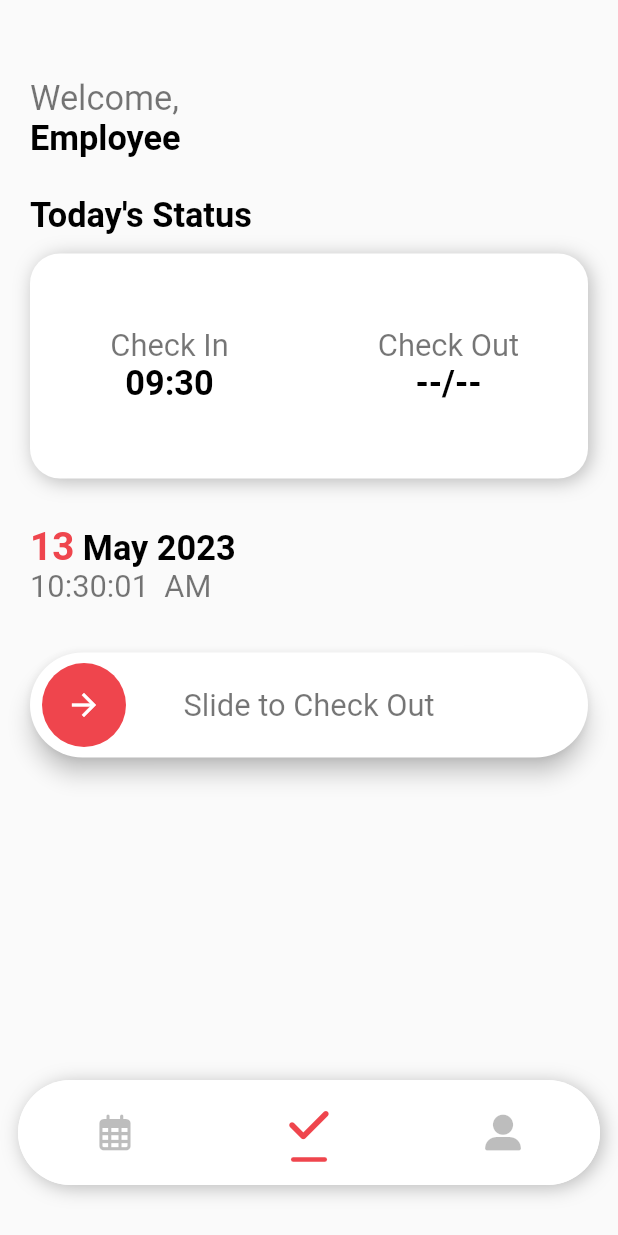
After one commit to hamzach330/Employee_Attendence_App, a Flutter app: the HomeScreen screen opened directly, on a phone screen of 412 x 824 dp. The commit adds this screen. Run offline on Flutter 3.47's test engine with Material 2 defaults, Android fonts, the phone set to English and light mode, and no system bars; drawn by our look-alikes of slide_to_act; our stand-ins replace cloud_firestore, firebase_core, flutter_keyboard_visibility, fluttertoast, font_awesome_flutter, shared_preferences; accounts and stored records are empty.

Commit message:
added bottom navigation on home screen, added three tabs in the home screen, added the functionality of chechin checkout in the todays status screen

```diff
--- /dev/null
+++ b/lib/calenderscreen.dart
@@ -0,0 +1,19 @@
+import 'package:flutter/material.dart';
+
+class CalenderScreen extends StatefulWidget {
+  const CalenderScreen({Key? key}) : super(key: key);
+
+  @override
+  State<CalenderScreen> createState() => _CalenderScreenState();
+}
+
+class _CalenderScreenState extends State<CalenderScreen> {
+  @override
+  Widget build(BuildContext context) {
+    return const Scaffold(
+      body: Center(
+        child: Text("Calenders Screen"),
+      ),
+    );
+  }
+}
--- a/lib/homescreen.dart
+++ b/lib/homescreen.dart
@@ -0,0 +1,111 @@
+import 'package:employee_attendance_app/calenderscreen.dart';
+import 'package:employee_attendance_app/profilescreen.dart';
+import 'package:employee_attendance_app/todayscreen.dart';
+import 'package:flutter/material.dart';
+import 'package:flutter_keyboard_visibility/flutter_keyboard_visibility.dart';
+import 'package:font_awesome_flutter/font_awesome_flutter.dart';
+import 'package:shared_preferences/shared_preferences.dart';
+
+class HomeScreen extends StatefulWidget {
+  const HomeScreen({Key? key}) : super(key: key);
+
+  @override
+  State<HomeScreen> createState() => _HomeScreenState();
+}
+
+class _HomeScreenState extends State<HomeScreen> {
+  double screenHeight = 0;
+  double screenWidth = 0;
+  Color primary = const Color(0xffeef444c);
+
+  List<IconData> navigationIcons = [
+    FontAwesomeIcons.calendarDays,
+    FontAwesomeIcons.check,
+    FontAwesomeIcons.userAlt
+  ];
+
+  int currentIndex = 1;
+
+  @override
+  Widget build(BuildContext context) {
+    bool isKeyboardVisible =
+        KeyboardVisibilityProvider.isKeyboardVisible(context);
+    screenWidth = MediaQuery.of(context).size.width;
+    screenHeight = MediaQuery.of(context).size.height;
+
+    return Scaffold(
+      //extendBody: true,
+      //backgroundColor: Colors.amber,
+      body: IndexedStack(
+        index: currentIndex,
+        children: const [
+          CalenderScreen(),
+          TodayScreen(),
+          ProfileScreen()
+        ],
+      ),
+
+      bottomNavigationBar: Container(
+        height: 70,
+        margin: const EdgeInsets.only(left: 12, right: 12, bottom: 34),
+        decoration: const BoxDecoration(
+            color: Colors.white,
+            borderRadius: BorderRadius.all(Radius.circular(40)),
+            boxShadow: [
+              BoxShadow(
+                color: Colors.black26,
+                blurRadius: 10,
+                offset: Offset(2, 2),
+              )
+            ]),
+        child: ClipRRect(
+          borderRadius: const BorderRadius.all(Radius.circular(40)),
+          child: Row(
+            crossAxisAlignment: CrossAxisAlignment.center,
+            mainAxisAlignment: MainAxisAlignment.center,
+            children: [
+              for (int i = 0; i < navigationIcons.length; i++) ...<Expanded>{
+                Expanded(
+                  child: GestureDetector(
+                    onTap: () {
+                      setState(() {
+                        currentIndex = i;
+                      });
+                    },
+                    child: Container(
+                      height: screenHeight,
+                      width: screenWidth,
+                      color: Colors.white,
+                      child: Center(
+                        child: Column(
+                          mainAxisAlignment: MainAxisAlignment.center,
+                          children: [
+                            Icon(
+                              navigationIcons[i],
+                              color: i == currentIndex ? primary : Colors.black26,
+                              size: i == currentIndex ? 30 : 24,
+                            ),
+                            i == currentIndex ? Container(
+                              margin: const EdgeInsets.only(top: 6),
+                              height: 3,
+                              width: 24,
+                              decoration:  BoxDecoration(
+                                borderRadius: const BorderRadius.all(Radius.circular(40)),
+                                color: primary,
+
+                            ),
+                            ) : const SizedBox()
+                          ],
+                        ),
+                      ),
+                    ),
+                  ),
+                )
+              }
+            ],
+          ),
+        ),
+      ),
+    );
+  }
+}
--- a/lib/loginscreen.dart
+++ b/lib/loginscreen.dart
@@ -1,10 +1,12 @@
 import 'dart:developer';
 
 import 'package:cloud_firestore/cloud_firestore.dart';
+import 'package:employee_attendance_app/homescreen.dart';
 import 'package:flutter/material.dart';
 import 'package:flutter_keyboard_visibility/flutter_keyboard_visibility.dart';
 import 'package:flutter/foundation.dart';
 import 'package:fluttertoast/fluttertoast.dart';
+import 'package:shared_preferences/shared_preferences.dart';
 
 class LoginScreen extends StatefulWidget {
   const LoginScreen({Key? key}) : super(key: key);
@@ -28,6 +30,8 @@ class _LoginScreenState extends State<LoginScreen> {
 
     screenWidth = MediaQuery.of(context).size.width;
     screenHeight = MediaQuery.of(context).size.height;
+
+    late SharedPreferences sharedPreferences;
 
     return Scaffold(
       resizeToAvoidBottomInset: false,
@@ -82,14 +86,6 @@ class _LoginScreenState extends State<LoginScreen> {
                         content: Text("Please Enter Employee ID"),
                       ));
 
-                      /*Fluttertoast.showToast(
-                          msg: "This is a Toast message",
-                          toastLength: Toast.LENGTH_SHORT,
-                          gravity: ToastGravity.BOTTOM,
-                          timeInSecForIosWeb: 2,
-                          textColor: Colors.white,
-                          fontSize: 16.0);*/
-
 
                     } else if (password.isEmpty) {
                       ScaffoldMessenger.of(context).showSnackBar(const SnackBar(
@@ -102,9 +98,17 @@ class _LoginScreenState extends State<LoginScreen> {
                           .where('empId', isEqualTo: id)
                           .get();
 
+
                       try {
                         if (password == snap.docs[0]['password']) {
-                          print("Continue");
+
+                          /// saving the loggedIn User in the shared preferences for future usage
+                          sharedPreferences = await SharedPreferences.getInstance();
+                          sharedPreferences.setString("employeeId", id).then((_) {
+                            Navigator.pushReplacement(context, MaterialPageRoute(builder: (context) => HomeScreen() ));
+                          });
+                          //sharedPreferences.setString("password", password);
+
                         } else {
                           ScaffoldMessenger.of(context).showSnackBar(const SnackBar(
                             content: Text("Password is Incorrect"),
@@ -216,3 +220,15 @@ class _LoginScreenState extends State<LoginScreen> {
     );
   }
 }
+
+
+
+///
+
+                          /*Fluttertoast.showToast(
+                          msg: "This is a Toast message",
+                          toastLength: Toast.LENGTH_SHORT,
+                          gravity: ToastGravity.BOTTOM,
+                          timeInSecForIosWeb: 2,
+                          textColor: Colors.white,
+                          fontSize: 16.0);*/
--- a/lib/main.dart
+++ b/lib/main.dart
@@ -1,7 +1,11 @@
+import 'package:employee_attendance_app/homescreen.dart';
 import 'package:employee_attendance_app/loginscreen.dart';
 import 'package:firebase_core/firebase_core.dart';
 import 'package:flutter/material.dart';
 import 'package:flutter_keyboard_visibility/flutter_keyboard_visibility.dart';
+import 'package:shared_preferences/shared_preferences.dart';
+
+import 'model/user.dart';
 
 Future<void> main() async {
   WidgetsFlutterBinding.ensureInitialized();
@@ -22,7 +26,48 @@ class MyApp extends StatelessWidget {
       theme: ThemeData(
         primarySwatch: Colors.blue,
       ),
-      home: const KeyboardVisibilityProvider(child: LoginScreen()),
+      home: const KeyboardVisibilityProvider(
+          child: AuthCheck()
+      ),
     );
   }
 }
+
+class AuthCheck extends StatefulWidget {
+  const AuthCheck({Key? key}) : super(key: key);
+
+  @override
+  State<AuthCheck> createState() => _AuthCheckState();
+}
+
+class _AuthCheckState extends State<AuthCheck> {
+  bool userAvailable = false;
+  late SharedPreferences sharedPreferences;
+
+  @override
+  void initState() {
+    super.initState();
+    _getCurrentUser();
+  }
+
+  void _getCurrentUser() async {
+    sharedPreferences = await SharedPreferences.getInstance();
+    try {
+      if (sharedPreferences.getString("employeeId") != null) {
+        setState(() {
+          User.userName = sharedPreferences.getString("employeeId")!;
+          userAvailable = true;
+        });
+      }
+    } catch (e) {
+      setState(() {
+        userAvailable = false;
+      });
+    }
+  }
+
+  @override
+  Widget build(BuildContext context) {
+    return userAvailable ? const HomeScreen() : const LoginScreen();
+  }
+}
--- /dev/null
+++ b/lib/model/user.dart
@@ -0,0 +1,5 @@
+
+class User{
+
+  static String userName = "";
+}
--- /dev/null
+++ b/lib/profilescreen.dart
@@ -0,0 +1,19 @@
+import 'package:flutter/material.dart';
+
+class ProfileScreen extends StatefulWidget {
+  const ProfileScreen({Key? key}) : super(key: key);
+
+  @override
+  State<ProfileScreen> createState() => _ProfileScreenState();
+}
+
+class _ProfileScreenState extends State<ProfileScreen> {
+  @override
+  Widget build(BuildContext context) {
+    return const Scaffold(
+      body: Center(
+        child: Text("Profile Screen"),
+      ),
+    );
+  }
+}
--- /dev/null
+++ b/lib/todayscreen.dart
@@ -0,0 +1,219 @@
+import 'dart:io';
+
+import 'package:cloud_firestore/cloud_firestore.dart';
+import 'package:employee_attendance_app/model/user.dart';
+import 'package:flutter/material.dart';
+import 'package:flutter_keyboard_visibility/flutter_keyboard_visibility.dart';
+import 'package:intl/intl.dart';
+import 'package:slide_to_act/slide_to_act.dart';
+
+class TodayScreen extends StatefulWidget {
+  const TodayScreen({Key? key}) : super(key: key);
+
+  @override
+  State<TodayScreen> createState() => _TodayScreenState();
+}
+
+class _TodayScreenState extends State<TodayScreen> {
+  double screenHeight = 0;
+  double screenWidth = 0;
+  Color primary = const Color(0xffeef444c);
+
+  @override
+  Widget build(BuildContext context) {
+    bool isKeyboardVisible =
+        KeyboardVisibilityProvider.isKeyboardVisible(context);
+    screenWidth = MediaQuery.of(context).size.width;
+    screenHeight = MediaQuery.of(context).size.height;
+
+    return Scaffold(
+        body: SingleChildScrollView(
+      padding: EdgeInsets.all(20),
+      child: Column(
+        children: [
+          Container(
+            alignment: Alignment.centerLeft,
+            margin: const EdgeInsets.only(top: 32),
+            child: Text(
+              "Welcome,",
+              style: TextStyle(
+                color: Colors.black54,
+                fontSize: screenWidth / 18,
+              ),
+            ),
+          ),
+          Container(
+            alignment: Alignment.centerLeft,
+            child: Text(
+              "Employee ${User.userName}",
+              style: TextStyle(
+                  color: Colors.black,
+                  fontSize: screenWidth / 18,
+                  fontWeight: FontWeight.bold),
+            ),
+          ),
+          Container(
+            alignment: Alignment.centerLeft,
+            margin: const EdgeInsets.only(top: 24),
+            child: Text(
+              "Today's Status",
+              style: TextStyle(
+                  color: Colors.black,
+                  fontSize: screenWidth / 18,
+                  fontWeight: FontWeight.bold),
+            ),
+          ),
+          Container(
+            margin: const EdgeInsets.only(top: 12, bottom: 30),
+            height: 150,
+            decoration: const BoxDecoration(
+                color: Colors.white,
+                boxShadow: [
+                  BoxShadow(
+                    color: Colors.black26,
+                    blurRadius: 10,
+                    offset: Offset(2, 2),
+                  )
+                ],
+                borderRadius: BorderRadius.all(Radius.circular(20))),
+            child: Row(
+              mainAxisAlignment: MainAxisAlignment.center,
+              crossAxisAlignment: CrossAxisAlignment.center,
+              children: [
+                Expanded(
+                    child: Column(
+                  mainAxisAlignment: MainAxisAlignment.center,
+                  crossAxisAlignment: CrossAxisAlignment.center,
+                  children: [
+                    Text(
+                      "Check In",
+                      style: TextStyle(
+                          fontSize: screenWidth / 20,
+                          color: Colors.black54,
+                          fontWeight: FontWeight.normal),
+                    ),
+                    Text("09:30",
+                        style: TextStyle(
+                            fontSize: screenWidth / 18,
+                            color: Colors.black,
+                            fontWeight: FontWeight.bold)),
+                  ],
+                )),
+                Expanded(
+                    child: Column(
+                  mainAxisAlignment: MainAxisAlignment.center,
+                  crossAxisAlignment: CrossAxisAlignment.center,
+                  children: [
+                    Text("Check Out",
+                        style: TextStyle(
+                            fontSize: screenWidth / 20,
+                            color: Colors.black54,
+                            fontWeight: FontWeight.normal)),
+                    Text("--/--",
+                        style: TextStyle(
+                            fontSize: screenWidth / 18,
+                            color: Colors.black,
+                            fontWeight: FontWeight.bold))
+                  ],
+                )),
+              ],
+            ),
+          ),
+          Container(
+            alignment: Alignment.centerLeft,
+            child: RichText(
+                text: TextSpan(
+                    text: DateTime.now().day.toString(),
+                    style: TextStyle(
+                        color: primary,
+                        fontSize: screenWidth / 16,
+                        fontWeight: FontWeight.bold),
+                    children: [
+                  TextSpan(
+                      text: DateFormat(' MMMM yyyy').format(DateTime.now()),
+                      style: TextStyle(
+                        color: Colors.black,
+                        fontSize: screenWidth / 18,
+                      ))
+                ])),
+          ),
+          StreamBuilder(
+              stream: Stream.periodic(const Duration(seconds: 1)),
+              builder: (context, snapshot) {
+                return Container(
+                  alignment: Alignment.centerLeft,
+                  child: RichText(
+                      text: TextSpan(
+                    text: DateFormat('hh:mm:ss  a').format(DateTime.now()),
+                    style: TextStyle(
+                        color: Colors.black54,
+                        fontSize: screenWidth / 20,
+                        fontWeight: FontWeight.normal),
+                  )),
+                );
+              }),
+          Container(
+            margin: const EdgeInsets.only(top: 32),
+            child: Builder(builder: (context) {
+              final GlobalKey<SlideActionState> key = GlobalKey();
+              return SlideAction(
+                text: "Slide to Check Out",
+                textStyle: TextStyle(
+                  color: Colors.black54,
+                  fontSize: screenWidth / 20,
+                ),
+                outerColor: Colors.white,
+                innerColor: primary,
+                key: key,
+                onSubmit: () async {
+
+                  //print(DateFormat('hh:mm').format(DateTime.now()));
+                  QuerySnapshot snap = await FirebaseFirestore.instance
+                      .collection("Employee")
+                      .where('empId', isEqualTo: User.userName)
+                      .get();
+
+                  //print(snap.docs[0].id);
+
+                  DocumentSnapshot snap2 = await FirebaseFirestore.instance
+                      .collection("Employee")
+                      .doc(snap.docs[0].id)
+                      .collection("Record")
+                      .doc(DateFormat('dd MMMM yyyy').format(DateTime.now()))
+                      .get();
+
+                  try {
+                    String checkIn = snap2['checkIn'];
+                    await FirebaseFirestore.instance
+                        .collection("Employee")
+                        .doc(snap.docs[0].id)
+                        .collection("Record")
+                        .doc(DateFormat('dd MMMM yyyy').format(DateTime.now()))
+                        .update({
+                      'checkIn' : checkIn,
+                      'checkOut' : DateFormat('hh:mm:ss').format(DateTime.now()),
+                    });
+                    key.currentState!.reset();
+
+                  } catch (e) {
+                    await FirebaseFirestore.instance
+                        .collection("Employee")
+                        .doc(snap.docs[0].id)
+                        .collection("Record")
+                        .doc(DateFormat('dd MMMM yyyy').format(DateTime.now()))
+                        .set({
+                      'checkIn' : DateFormat('hh:mm:ss').format(DateTime.now()),
+                    });
+                    key.currentState!.reset();
+                  }
+
+
+                },
+              );
+            }),
+          )
+        ],
+      ),
+    ));
+  }
+}
--- a/pubspec.yaml
+++ b/pubspec.yaml
@@ -39,6 +39,10 @@ dependencies:
   flutter_keyboard_visibility: ^5.4.0
   cloud_firestore: ^4.5.0
   fluttertoast: ^8.1.1
+  shared_preferences: ^2.1.1
+  font_awesome_flutter: ^10.4.0
+  slide_to_act: ^2.0.1
+  intl: ^0.18.1
 
 dev_dependencies:
   flutter_test:
```
Also changed, not shown: pubspec.lock, 1 other file.
